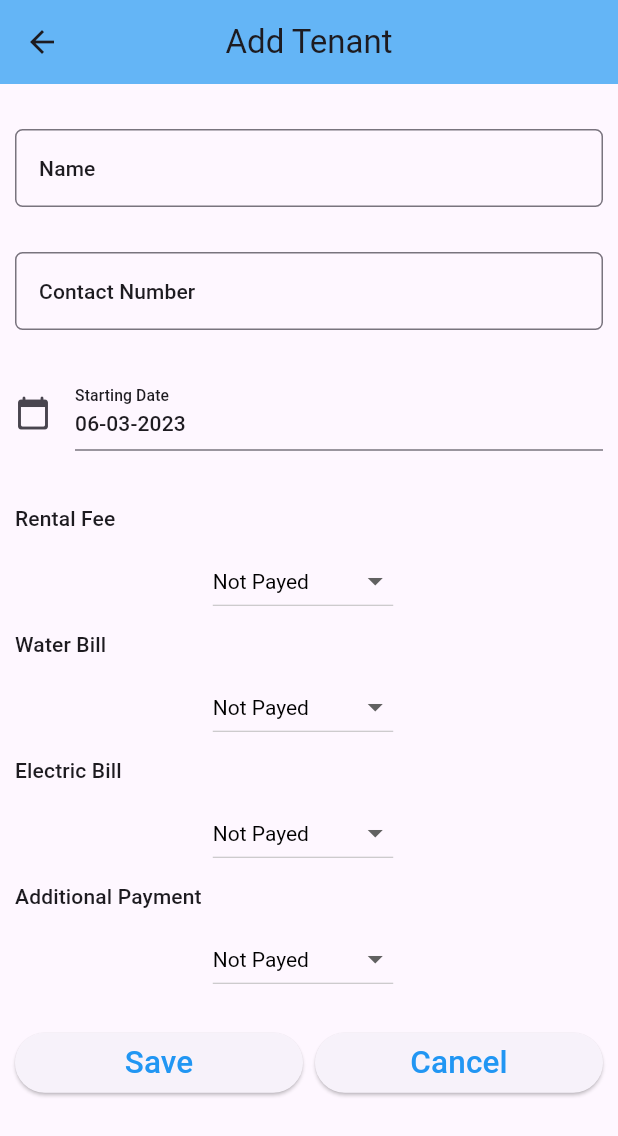
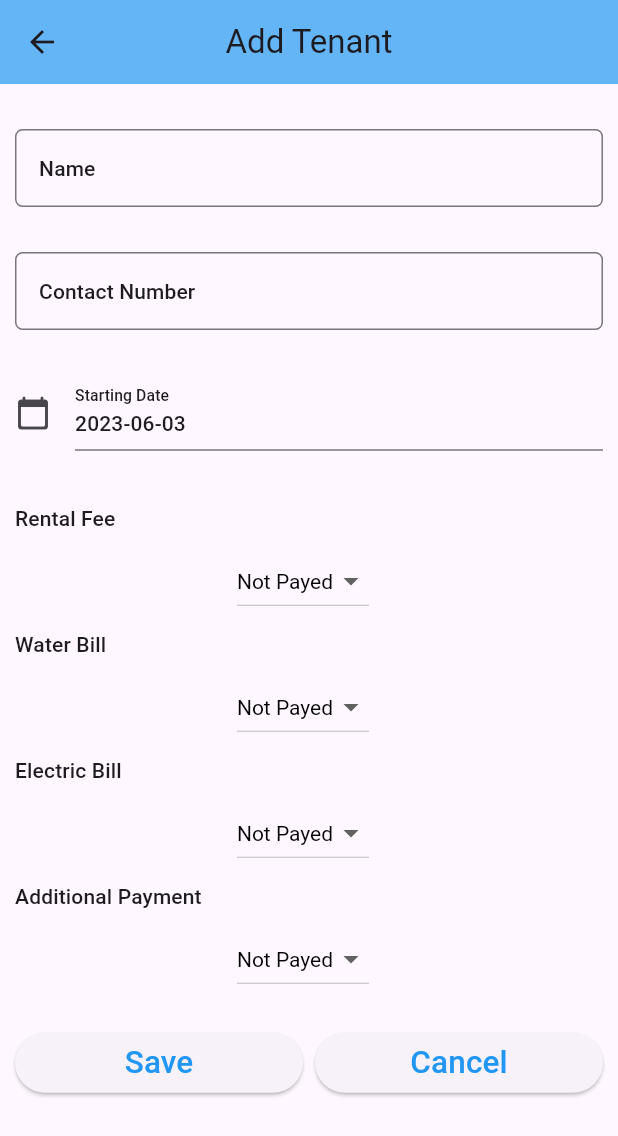
Before and after one commit to buggernut04/Salem_BoardEaseApp, a Flutter app: the screen it shows after launch, item 2 of the bottom bar chosen, after a tap on the "add" icon, on a phone screen of 412 x 824 dp. Shown: the top 1136 px of the screen. Run offline on Flutter 3.47's test engine with Material 2 defaults, Android fonts, the phone set to English and light mode, and no system bars; our stand-ins replace lottie, sqflite; accounts and stored records are empty.

Commit message:
Added some methods on the database and improve functionalities on adding the tenant in the database. Also created a payment model class so that after, it will be implemented putting it in the database.

```diff
--- a/lib/auxiliary/recordbar.dart
+++ b/lib/auxiliary/recordbar.dart
@@ -12,7 +12,9 @@ class RecordBar extends StatefulWidget {
 
 class _RecordBarState extends State<RecordBar> {
 
-  double _progress = 0.0;
+  double _allTenants = 0.0;
+  double _allTenantsNotPayed = 0.0;
+
 
   @override
   void initState() {
@@ -21,9 +23,15 @@ class _RecordBarState extends State<RecordBar> {
   }
 
   void _fetchTenantCount() {
-    DatabaseHelper.databaseHelper.getTenantCount().then((count) {
+    DatabaseHelper.databaseHelper.getAllTenantNum().then((count) {
       setState(() {
-        _progress = count!.toDouble();
+        _allTenants = count!.toDouble();
+      });
+    });
+
+    DatabaseHelper.databaseHelper.getNotPayedTenantNum().then((count) {
+      setState(() {
+        _allTenantsNotPayed = count!.toDouble();
       });
     });
   }
@@ -36,21 +44,21 @@ class _RecordBarState extends State<RecordBar> {
           crossAxisAlignment: CrossAxisAlignment.center,
           children: <Widget>[
           TweenAnimationBuilder(
-            tween: Tween(begin: 0.0, end: _progress),
+            tween: Tween(begin: 0.0, end: _allTenantsNotPayed / _allTenants),
             duration: Duration(seconds: 3),
             builder: (context, value, _) => SizedBox(
-              width: 50,
+              width: 100,
               height: 50,
               child: CircularProgressIndicator(
-                  value: _progress,
+                  value:  value,
                   valueColor: AlwaysStoppedAnimation<Color> (Colors.blueAccent),
-                  strokeWidth: 8,
+                  strokeWidth: 15,
                   backgroundColor: Colors.black38,
                 ),
             ),
           ),
             SizedBox(height: 16.0),
-            Text('Progress: ${(_progress)} / ${(_progress)}'),
+            Text('${(_allTenantsNotPayed)} / ${(_allTenants)}'),
           ],
         ),
       );
--- a/lib/auxiliary/splashscreen.dart
+++ b/lib/auxiliary/splashscreen.dart
@@ -25,6 +25,12 @@ class _SplashScreenState extends State<SplashScreen> {
 
   route() {
     Navigator.pushReplacementNamed(context, '/home');
+  }
+
+  @override
+  void dispose() {
+    startTimer().cancel();
+    super.dispose();
   }
 
   @override
--- a/lib/auxiliary/tenant_detail.dart
+++ b/lib/auxiliary/tenant_detail.dart
@@ -29,17 +29,13 @@ class _TenantDetailState extends State<TenantDetail> {
     );
   }
 
-  final _paymentStatus = ['Payed', 'Not Fully Payed', 'Not Payed'];
+  final _paymentStatus = ['Payed', 'Not Payed'];
 
   String getStatusAsString(int value){
-    String priority = value == 1 ?  _paymentStatus[0] : value == 2 ?  _paymentStatus[1] : _paymentStatus[2];
+    String priority = value == 1 ?  _paymentStatus[0] : _paymentStatus[1];
+
     return priority;
   }
-
-  void updateStatusAsInt(String value){
-    value == 'Payed' ? widget.tenant.status = 1 : value == 'Not Fully Payed' ? widget.tenant.status = 2 : widget.tenant.status = 3;
-  }
-
 
   Column status(String title, int value){
     return Column(
@@ -64,7 +60,7 @@ class _TenantDetailState extends State<TenantDetail> {
                 value: getStatusAsString(value),
                 onChanged: (valueSelectedByUser) {
                   setState(() {
-                    updateStatusAsInt(valueSelectedByUser!);
+
                   });
                 },
               ),
@@ -102,21 +98,13 @@ class _TenantDetailState extends State<TenantDetail> {
     result != 0 ? debugPrint('Success') : debugPrint('Fail');
   }
 
-  String removeOrCancel(){
-    String label = '';
-
-    widget.appBarTitle == 'Add Tenant' ? label = 'Cancel' : label = 'Remove';
-
-    return label;
-  }
-
-
   @override
   Widget build(BuildContext context) {
 
     nameController.text = widget.tenant.name;
     contactInfoController.text = widget.tenant.contactInfo;
-    datePicker.text = DateFormat('MM-dd-yyyy').format(widget.tenant.startDate);
+    datePicker.text = DateFormat('yyyy-MM-dd').format(widget.tenant.startDate);
+
 
     return Scaffold(
       appBar: AppBar(
@@ -124,6 +112,12 @@ class _TenantDetailState extends State<TenantDetail> {
         centerTitle: true,
         backgroundColor: Colors.blue[300],
         elevation: 0.0,
+        leading: IconButton(
+          icon: Icon(Icons.arrow_back),
+          onPressed: () {
+            Navigator.pop(context, true);
+          },
+        ),
       ),
       body: Padding(
         padding: EdgeInsets.only(top: 15.0, left: 10.0, right: 10.0),
@@ -171,9 +165,6 @@ class _TenantDetailState extends State<TenantDetail> {
                 child: TextField(
                     controller: datePicker,
                     style: Theme.of(context).textTheme.titleSmall,
-                  onChanged: (value){
-                    widget.tenant.startDate = datePicker as DateTime;
-                  },
                     decoration: InputDecoration(
                         labelText: 'Starting Date',
                         labelStyle: Theme.of(context).textTheme.titleSmall,
@@ -185,7 +176,8 @@ class _TenantDetailState extends State<TenantDetail> {
 
                       if(pickedDate != null){
                         setState(() {
-                        datePicker.text = DateFormat.yMMMd(pickedDate) as String;
+                          datePicker.text = DateFormat('yyyy-MM-dd').format(pickedDate);
+                          widget.tenant.startDate = pickedDate;
                         });
                       }
                   },
@@ -227,14 +219,17 @@ class _TenantDetailState extends State<TenantDetail> {
                     Expanded(
                         child: ElevatedButton(
                           style: ElevatedButton.styleFrom(foregroundColor: Colors.white70),
-                          child: Text( removeOrCancel(),
+                          child: Text( widget.appBarTitle == 'Add Tenant' ? 'Cancel' : 'Remove',
                             textScaleFactor: 1.5,
                             style: TextStyle(
                                 color: Colors.blue
                             ),
                           ),
                           onPressed: () {
+                            if(widget.appBarTitle == 'Edit Tenant') {
                               removeTenant(context, widget.tenant);
+                            }
+
                             Navigator.pop(context, true);
                           },
                         )
--- a/lib/classes/payment.dart
+++ b/lib/classes/payment.dart
@@ -1,9 +1,9 @@
-abstract class Payment{
+class Payment{
 
+  int? id;
+  String paymentName;
   int amount;
-  DateTime? paymentDate;
+  int isPayed; // 0 - not payed : 1 - payed
 
-  Payment(this.amount, this.paymentDate);
-
-  Payment.onlyAmount(this.amount);
+  Payment({this.id, required this.paymentName, required this.amount,required this.isPayed});
 }
--- a/lib/components/tenant_list.dart
+++ b/lib/components/tenant_list.dart
@@ -90,8 +90,9 @@ class _TenantListState extends State<TenantList> {
                   return Padding(
                       padding: const EdgeInsets.all(1.0),
                       child: Card(
-                          margin: EdgeInsets.fromLTRB(10.0, 20.0, 10.0,1.0),
-                          elevation: 1.0,
+                          color: Colors.white,
+                          margin: EdgeInsets.fromLTRB(10.0, 10.0, 10.0,1.0),
+                          elevation: 2.0,
                           child: ListTile(
                             onTap: () {
                               route(this.tenants[position], 'Edit Tenant');
--- a/lib/database/databasehelper.dart
+++ b/lib/database/databasehelper.dart
@@ -44,7 +44,7 @@ class DatabaseHelper {
   // Fetch Operation: Get all note objects from the database
   Future<List<Tenant>> getTenantList() async{
     Database? db = await databaseHelper.database;
-    var tenant = await db?.query(tenantTable, orderBy: colStatus);
+    var tenant = await db?.query(tenantTable, orderBy: colStartDate);
 
     List<Tenant>? tenantList = tenant != null ? tenant.map((e) => Tenant.fromMapObject(e)).toList() : [];
 
@@ -80,7 +80,7 @@ class DatabaseHelper {
   }
 
   // Get number of all tenants in the database
-  Future<int?> getTenantCount() async{
+  Future<int?> getAllTenantNum() async{
     Database? db = await databaseHelper.database;
 
     List<Map<String, dynamic>>? x = await db?.rawQuery('SELECT COUNT (*) from $tenantTable');
@@ -89,4 +89,14 @@ class DatabaseHelper {
     return result;
   }
 
+  // Get number of all tenants that not yet payed in the database
+  Future<int?> getNotPayedTenantNum() async{
+    Database? db = await databaseHelper.database;
+
+    List<Map<String, dynamic>>? x = await db?.rawQuery('SELECT COUNT (*) from $tenantTable where $colStatus = 3');
+
+    int? result = Sqflite.firstIntValue(x!);
+    return result;
+  }
+
 }
```
Also changed, not shown: lib/classes/electricconsumption.dart (deleted, +0 -8 lines), lib/classes/otherpayment.dart (deleted, +0 -8 lines), lib/classes/properties.dart (deleted, +0 -11 lines), lib/classes/rentalfee.dart (deleted, +0 -8 lines), lib/classes/waterconsumption.dart (deleted, +0 -8 lines). Lines whose indentation alone changed are shown as unchanged.
